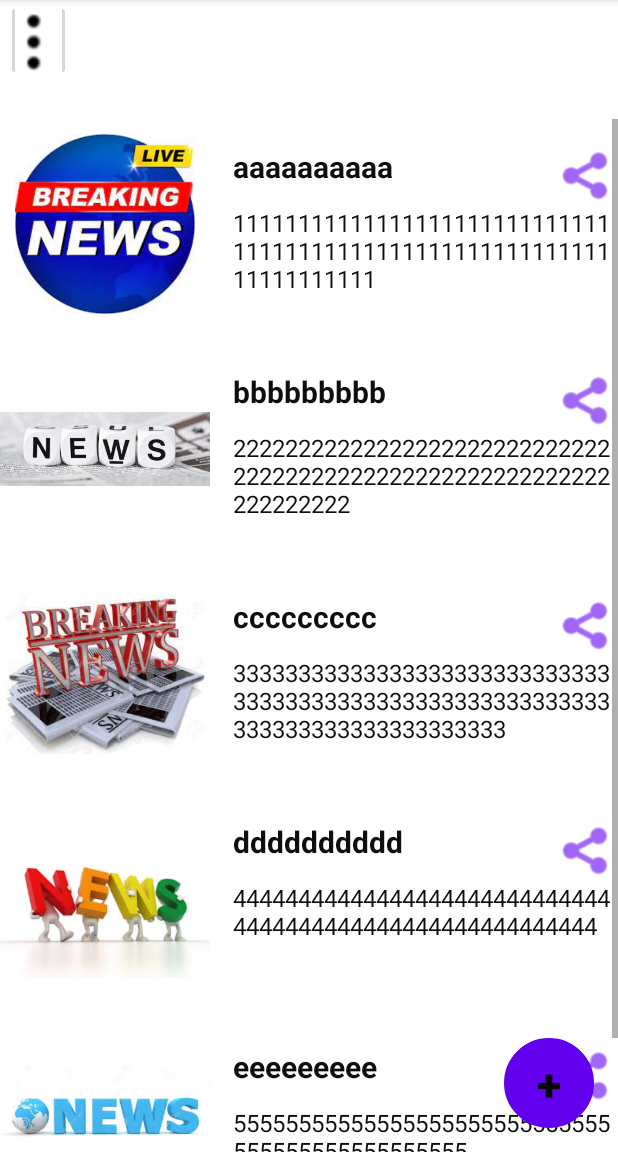
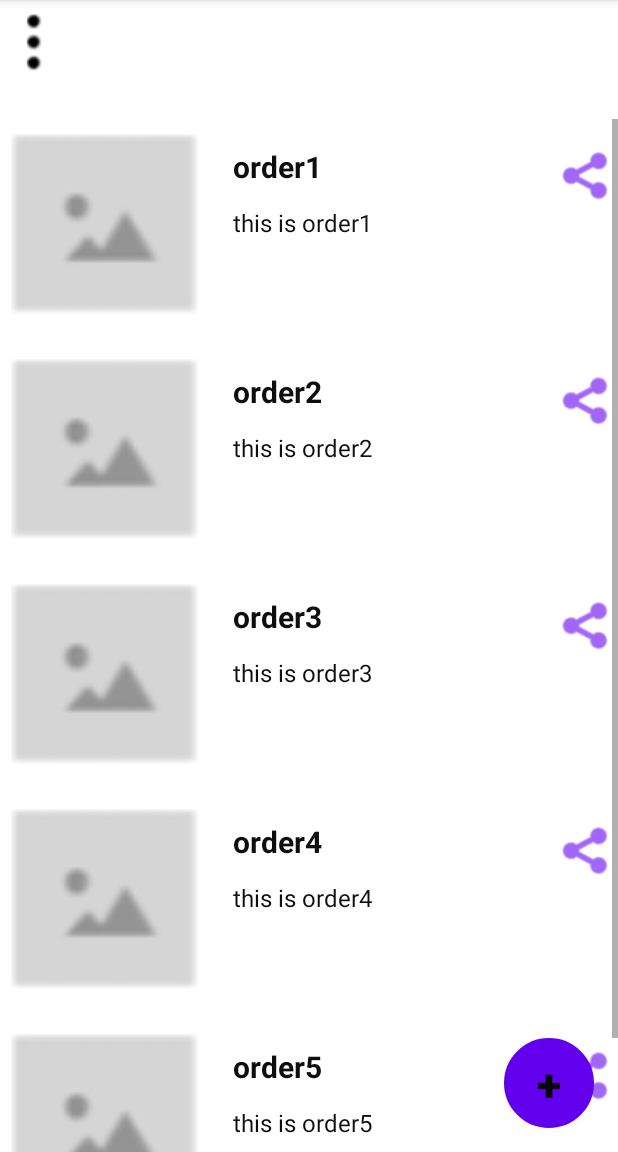
Before and after one commit to gongzir1/gongzir, an Android app: the Home screen opened directly, with no data from a screen before it, on a phone screen of 412 x 824 dp, the part 84-1236 px from its top. Run offline under Robolectric (Android 15) with nearby library versions, the phone set to English and light mode, and no system bars.

Commit message:
add detail

```diff
--- a/app/src/main/java/com/example/trucksharingapp/Home.java
+++ b/app/src/main/java/com/example/trucksharingapp/Home.java
@@ -23,9 +23,9 @@ public class Home extends AppCompatActivity implements OrderAdapter.OnRowClickLi
     List<Order> orderList=new ArrayList<>();
     ImageButton dropDownMenu;
     Button add_order;
-    private static Integer[]newImageList={R.drawable.new1,R.drawable.new2,R.drawable.new3,R.drawable.new4,R.drawable.new5,R.drawable.new6};
-    private static String[]newNameList={"aaaaaaaaaa","bbbbbbbbb","ccccccccc","dddddddddd","eeeeeeeee","fffffffffff"};
-    private static String[]newDetailList={"111111111111111111111111111111111111111111111111111111111111111111111","2222222222222222222222222222222222222222222222222222222222222222222","3333333333333333333333333333333333333333333333333333333333333333333333333333333","444444444444444444444444444444444444444444444444444444444","55555555555555555555555555555555555555555555555","6666666666666666666666666666666666666666666"};
+    private static Integer[]newImageList={R.drawable.image,R.drawable.image,R.drawable.image,R.drawable.image,R.drawable.image,R.drawable.image};
+    private static String[]newNameList={"order1","order2","order3","order4","order5","order6"};
+    private static String[]newDetailList={"this is order1","this is order2","this is order3","this is order4","this is order5","this is order6"};
     @Override
     protected void onCreate(Bundle savedInstanceState) {
         super.onCreate(savedInstanceState);
@@ -78,6 +78,7 @@ public class Home extends AppCompatActivity implements OrderAdapter.OnRowClickLi
 
     @Override
     public void onItemClick(int id) {
-
+        Intent intentdetail=new Intent(getApplicationContext(),Order_details.class);
+        startActivity(intentdetail);
     }
 }
--- a/app/src/main/java/com/example/trucksharingapp/My_orders.java
+++ b/app/src/main/java/com/example/trucksharingapp/My_orders.java
@@ -29,7 +29,7 @@ public class My_orders extends AppCompatActivity implements OrderAdapter.OnRowCl
     ImageButton dropDownMenu;
     Button add_order;
     DatabaseHelper db;
-    private static Integer[]newImageList={R.drawable.ic_launcher_foreground,R.drawable.new3,R.drawable.new4,R.drawable.new5,R.drawable.new6};
+    private static Integer[]newImageList={R.drawable.ic_launcher_foreground,R.drawable.image,R.drawable.image,R.drawable.image,R.drawable.image};
 
 
     @Override
@@ -46,7 +46,7 @@ public class My_orders extends AppCompatActivity implements OrderAdapter.OnRowCl
             Log.d("title", title);
             orderList.get(i).setTitle(title);
             orderList.get(i).setDetail(detail);
-            orderList.get(i).setImage(R.drawable.new2);
+            orderList.get(i).setImage(R.drawable.image);
         }
         rv_Order=findViewById(R.id.rv_order);
         orderAdapter=new OrderAdapter(orderList,My_orders.this,this);
--- a/app/src/main/java/com/example/trucksharingapp/Order_details.java
+++ b/app/src/main/java/com/example/trucksharingapp/Order_details.java
@@ -29,7 +29,7 @@ public class Order_details extends AppCompatActivity {
         String height="Height:"+intent.getStringExtra("height");
 
         imageView=findViewById(R.id.imageView);
-        imageView.setImageResource(R.drawable.new2);
+        imageView.setImageResource(R.drawable.image);
         usertv=findViewById(R.id.Textviewa);
         timetv=findViewById(R.id.Textviewc);
         weighttv=findViewById(R.id.Textviewe);
--- a/app/src/main/res/layout/activity_home.xml
+++ b/app/src/main/res/layout/activity_home.xml
@@ -11,6 +11,7 @@
         android:layout_width="43dp"
         android:layout_height="54dp"
         android:layout_marginStart="4dp"
+        android:background="@color/white"
         app:layout_constraintStart_toStartOf="parent"
         app:layout_constraintTop_toTopOf="parent"
         app:srcCompat="@drawable/menu_image"></ImageButton>
```
Also changed, not shown: app/src/main/res/drawable/image.png (added), app/src/main/res/drawable/new1.jpg (deleted), app/src/main/res/drawable/new2.jpg (deleted), app/src/main/res/drawable/new3.jpg (deleted), app/src/main/res/drawable/new4.jpg (deleted), app/src/main/res/drawable/new5.jpg (deleted), app/src/main/res/drawable/new6.jpg (deleted).
